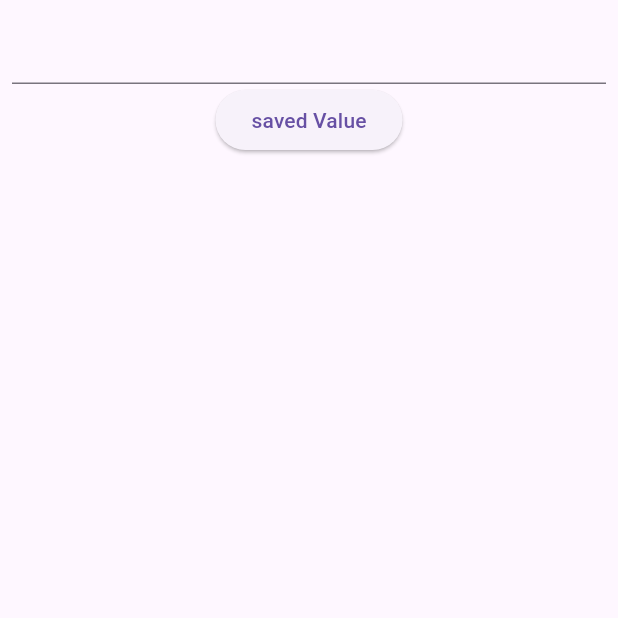
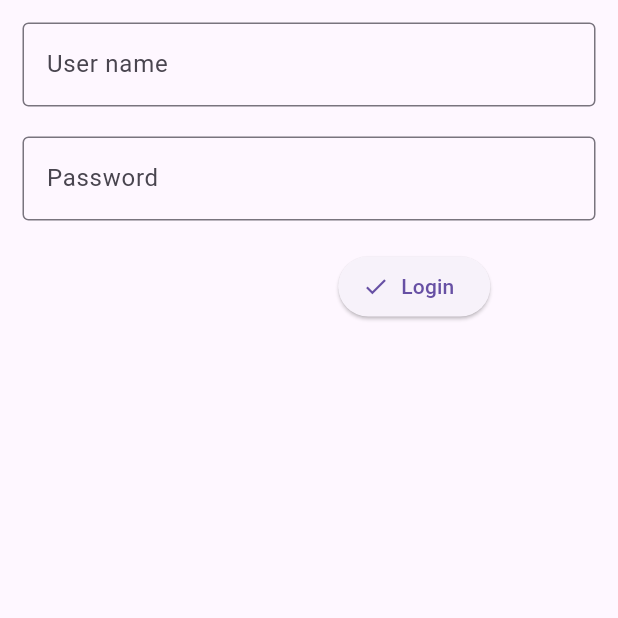
Before and after one commit to Mariyajose-123/flutterTraningProject-268, a Flutter app: the screen it shows after launch, on a phone screen of 412 x 824 dp, the top half of it. Run offline on Flutter 3.47's test engine with Material 3 defaults, Android fonts, the phone set to English and light mode, and no system bars; our stand-ins replace shared_preferences; missing offline and left inert: dart:ffi.

Commit message:
login,logout,splash scree, sharedprefernace

```diff
--- /dev/null
+++ b/lib/Screens/login.dart
@@ -0,0 +1,148 @@
+import 'package:flutter/material.dart';
+import 'package:flutter/widgets.dart';
+import 'package:initial_flutter_project/Screens/home.dart';
+import 'package:initial_flutter_project/main.dart';
+import 'package:shared_preferences/shared_preferences.dart';
+
+class ScreenLogin extends StatefulWidget {
+  ScreenLogin({super.key});
+
+  @override
+  State<ScreenLogin> createState() => _ScreenLoginState();
+}
+
+class _ScreenLoginState extends State<ScreenLogin> {
+  final _usernameController = TextEditingController();
+  final _passwordController = TextEditingController();
+  bool _isDataMatched = true;
+  final _formKey = GlobalKey<FormState>();
+
+  @override
+  Widget build(BuildContext context) {
+    return Scaffold(
+        body: SafeArea(
+      child: Padding(
+        padding: const EdgeInsets.all(15.0),
+        child: Form(
+          key: _formKey,
+          child: Column(
+            crossAxisAlignment: CrossAxisAlignment.end,
+            children: [
+              TextFormField(
+                controller: _usernameController,
+                decoration: const InputDecoration(
+                    border: OutlineInputBorder(), hintText: 'User name'),
+                validator: (value) {
+                  // if(_isDataMatched) {
+                  //   return null;
+                  // } else {
+                  //   return 'Error';
+                  // }
+                  if (value == null || value.isEmpty) {
+                    return 'Value is Emplty';
+                  } else {
+                    return null;
+                  }
+                },
+              ),
+              SizedBox(
+                height: 20,
+              ),
+              TextFormField(
+                controller: _passwordController,
+                obscureText: true,
+                decoration: const InputDecoration(
+                    border: OutlineInputBorder(), hintText: 'Password'),
+                validator: (value) {
+                  // if(_isDataMatched) {
+                  //   return null;
+                  // } else {
+                  //   return 'Error';
+                  // }
+                  if (value == null || value.isEmpty) {
+                    return 'Value is Emplty';
+                  } else {
+                    return null;
+                  }
+                },
+              ),
+              SizedBox(
+                height: 20,
+              ),
+              Row(
+                mainAxisAlignment: MainAxisAlignment.spaceAround,
+                children: [
+                  Visibility(
+                    visible: !_isDataMatched,
+                    child: Text(
+                      'Username password doesnot match',
+                      style: TextStyle(color: Colors.red),
+                    ),
+                  ),
+                  ElevatedButton.icon(
+                      onPressed: () {
+                        if (_formKey.currentState!.validate()) {
+                          checkLogin(context);
+                        } else {
+                          print('Data Empty');
+                        }
+                      },
+                      icon: Icon(Icons.check),
+                      label: Text('Login')),
+                ],
+              )
+            ],
+          ),
+        ),
+      ),
+    ));
+  }
+
+  void checkLogin(BuildContext context) async {
+    final _username = _usernameController.text;
+    final _password = _passwordController.text;
+    if (_username == _password) {
+      print('Username password  match');
+      Navigator.of(context)
+          .pushReplacement(MaterialPageRoute(builder: (ctx1) => ScreeHome()));
+      final _sharedPreferance = await SharedPreferences.getInstance();
+      await _sharedPreferance.setBool(SAVE_KEY_NAME, true);
+      //gotohome
+    } else {
+      print('Username password doesnot match');
+//snackbar
+      // final _errorMessage = 'Username password doesnot match';
+      // ScaffoldMessenger.of(context).showSnackBar(
+      //   SnackBar(
+      //       behavior: SnackBarBehavior.floating,
+      //       backgroundColor: Colors.red,
+      //       margin: EdgeInsets.all(10),
+      //       duration: Duration(seconds: 5),
+      //       content: Text(_errorMessage)),
+      // );
+
+      // showDialog(
+      //     context: context,
+      //     builder: (ctx1) {
+      //       return AlertDialog(
+      //         title: Text('Error'),
+      //         content: Text(_errorMessage),
+      //         actions: [
+      //           TextButton(
+      //               onPressed: () {
+      //                 Navigator.of(ctx1).pop();
+      //               },
+      //               child: Text('Close'))
+      //         ],
+      //       );
+      //     });
+
+// alert dialogs
+      setState(() {
+        _isDataMatched = false;
+      });
+
+// show Text
+    }
+  }
+}
--- a/lib/main.dart
+++ b/lib/main.dart
@@ -1,11 +1,8 @@
 import 'package:flutter/material.dart';
-import 'package:initial_flutter_project/listView.dart';
-import 'package:initial_flutter_project/screen_1.dart';
-import 'package:initial_flutter_project/screen_2.dart';
-import 'package:shared_preferences/shared_preferences.dart';
+import 'package:initial_flutter_project/Screens/splash.dart';
 
-
-main() async {
+const SAVE_KEY_NAME = 'UserLoggIn';
+void main() {
   runApp(MyApp());
 }
 
@@ -15,18 +12,11 @@ class MyApp extends StatelessWidget {
   @override
   Widget build(BuildContext context) {
     return MaterialApp(
+      title: 'Login Sample',
       theme: ThemeData(
         primarySwatch: Colors.amber,
       ),
-      home: ScreenOne(),
-      // routes: {
-      //   'screen_1':(context) {
-      //     return ScreenOne();
-      //   },
-      //   'screen_2':(context) {
-      //     return ScreenTwo();
-      //   }
-      // },
+      home: ScreenSplash(),
     );
   }
 }
```
Also changed, not shown: lib/Screens/home.dart (added, +35 -0 lines), lib/Screens/splash.dart (added, +62 -0 lines).
